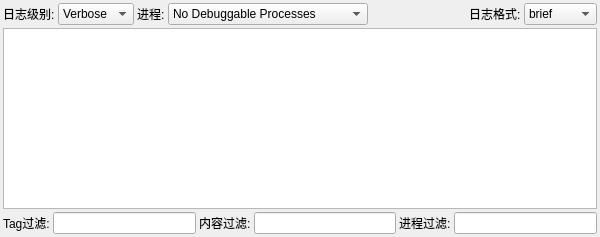
Before: the Qt Designer form cconsoleform.ui in LeZheng/Canary-Adb, drawn with Qt 5.
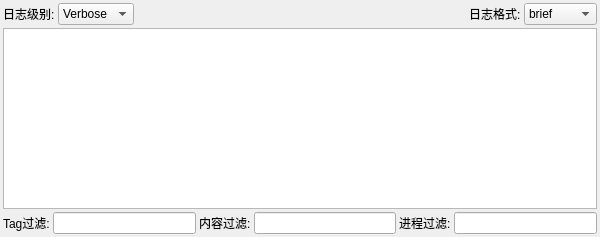
After: the same form once the commit is applied.

```diff
--- a/cconsoleform.ui
+++ b/cconsoleform.ui
@@ -87,34 +87,6 @@
        </item>
       </widget>
      </item>
-     <item>
-      <widget class="QLabel" name="label_2">
-       <property name="sizePolicy">
-        <sizepolicy hsizetype="Minimum" vsizetype="Minimum">
-         <horstretch>0</horstretch>
-         <verstretch>0</verstretch>
-        </sizepolicy>
-       </property>
-       <property name="text">
-        <string>进程:</string>
-       </property>
-      </widget>
-     </item>
-     <item>
-      <widget class="QComboBox" name="processComboBox">
-       <property name="minimumSize">
-        <size>
-         <width>200</width>
-         <height>0</height>
-        </size>
-       </property>
-       <item>
-        <property name="text">
-         <string>No Debuggable Processes</string>
-        </property>
-       </item>
-      </widget>
-     </item>
      <item>
       <spacer name="horizontalSpacer">
        <property name="orientation">
```
Left out of the diff: 4 changed lines with no effect on the pictures.
